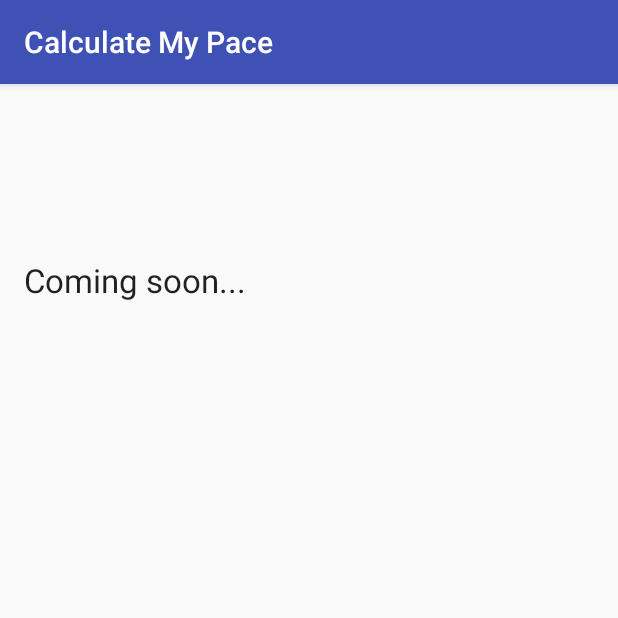
After one commit to daviddalton/calculate-my-pace, an Android app: the DistanceActivity screen opened directly, with no data from a screen before it, on a phone screen of 412 x 824 dp, the top half of it. The commit adds this screen. Run offline under Robolectric (Android 15) with nearby library versions, the phone set to English and light mode, and no system bars.

Commit message:
added the timeactivity and the distance activity

```diff
--- a/app/src/main/AndroidManifest.xml
+++ b/app/src/main/AndroidManifest.xml
@@ -8,8 +8,7 @@
         android:label="@string/app_name"
         android:supportsRtl="true"
         android:theme="@style/AppTheme">
-        <activity android:name=".MainActivity">
-        </activity>
+        <activity android:name=".MainActivity" />
         <activity
             android:name=".calculate"
             android:label="@string/title_activity_calculate"
@@ -26,6 +25,8 @@
                 <category android:name="android.intent.category.LAUNCHER" />
             </intent-filter>
         </activity>
+        <activity android:name=".DistanceActivity" />
+        <activity android:name=".TimeActivity"></activity>
     </application>
 
 </manifest>
--- /dev/null
+++ b/app/src/main/java/com/example/david/calculate_my_pace/DistanceActivity.java
@@ -0,0 +1,14 @@
+package com.example.david.calculate_my_pace;
+
+import android.support.v7.app.AppCompatActivity;
+import android.os.Bundle;
+
+public class DistanceActivity extends AppCompatActivity {
+
+    @Override
+    protected void onCreate(Bundle savedInstanceState) {
+        super.onCreate(savedInstanceState);
+        setContentView(R.layout.activity_distance);
+    }
+
+}
--- /dev/null
+++ b/app/src/main/res/layout/activity_distance.xml
@@ -0,0 +1,22 @@
+<?xml version="1.0" encoding="utf-8"?>
+<RelativeLayout xmlns:android="http://schemas.android.com/apk/res/android"
+    xmlns:tools="http://schemas.android.com/tools"
+    android:layout_width="match_parent"
+    android:layout_height="match_parent"
+    android:paddingBottom="@dimen/activity_vertical_margin"
+    android:paddingLeft="@dimen/activity_horizontal_margin"
+    android:paddingRight="@dimen/activity_horizontal_margin"
+    android:paddingTop="@dimen/activity_vertical_margin"
+    tools:context="com.example.david.calculate_my_pace.DistanceActivity">
+
+    <TextView
+        android:layout_width="wrap_content"
+        android:layout_height="wrap_content"
+        android:textAppearance="?android:attr/textAppearanceLarge"
+        android:text="Coming soon..."
+        android:id="@+id/textView2"
+        android:layout_alignParentTop="true"
+        android:layout_alignParentStart="true"
+        android:layout_marginTop="100dp" />
+
+</RelativeLayout>
```
Also changed, not shown: app/src/main/java/com/example/david/calculate_my_pace/FirstActivity.java (+16 -0 lines), app/src/main/java/com/example/david/calculate_my_pace/TimeActivity.java (added, +14 -0 lines), app/src/main/res/layout/activity_first.xml (+9 -3 lines), app/src/main/res/layout/activity_time.xml (added, +21 -0 lines).
